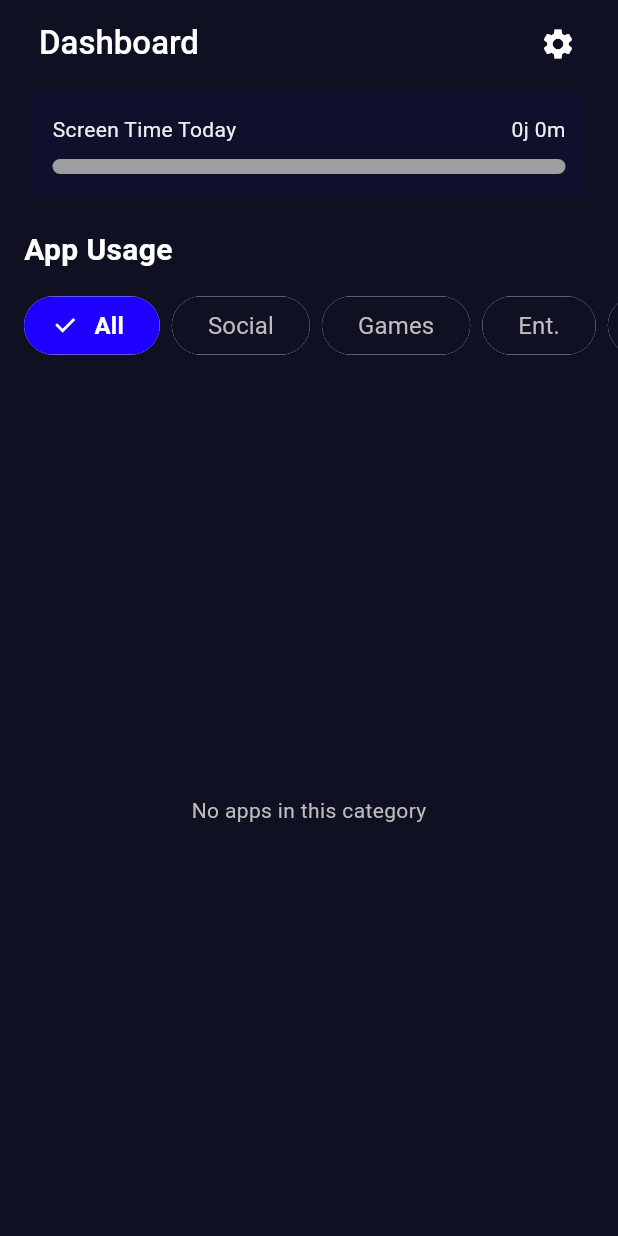
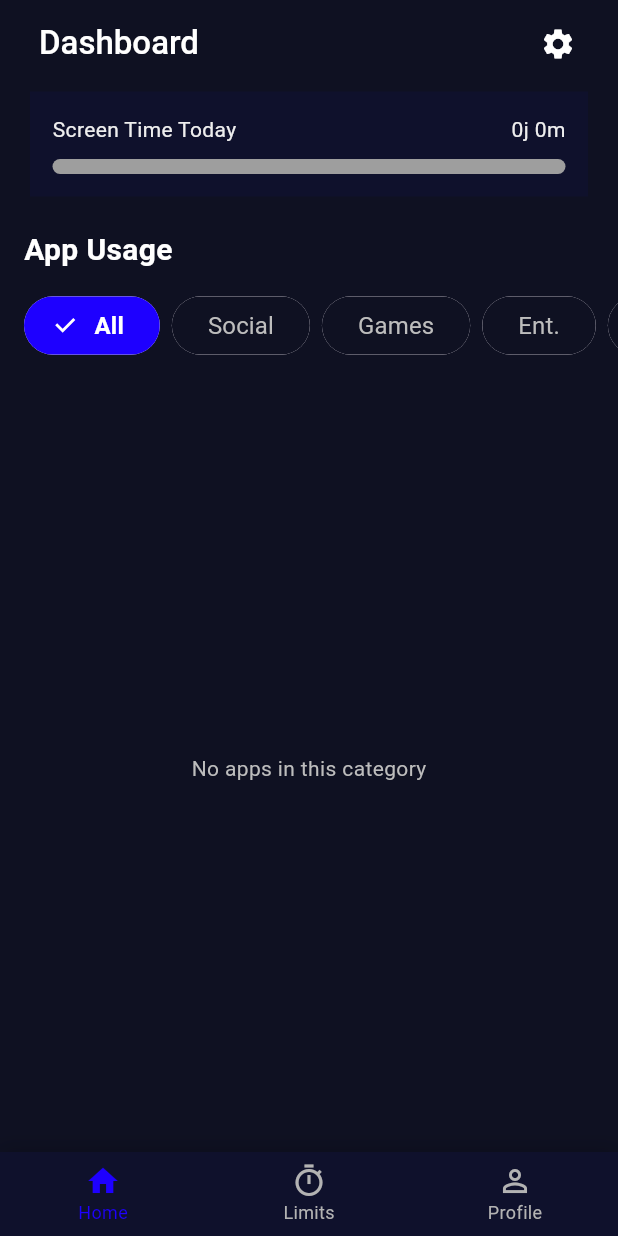
Before and after one commit to achmichael/UAS-Mobile, a Flutter app: the Dashboard screen opened by its route, on a phone screen of 412 x 824 dp. Run offline on Flutter 3.47's test engine with Material 3 defaults, Android fonts, the light colour scheme and no system bars; our stand-ins replace flutter_secure_storage, flutter_svg; missing offline and left inert: app_usage, art_sweetalert_new, installed_apps, screen_time; accounts and stored records are empty.

Commit message:
feat (components): Implement bottom navigation and refactor Dashboard layout for improved navigation

```diff
--- a/lib/screens/dashboard.dart
+++ b/lib/screens/dashboard.dart
@@ -17,6 +17,7 @@ class Dashboard extends StatefulWidget {
 class _DashboardState extends State<Dashboard> {
   List<AppUsageWithIcon> apps = [];
   Duration screenTime = Duration.zero;
+  int _currentIndex = 0;
 
   @override
   void initState() {
@@ -38,22 +39,111 @@ class _DashboardState extends State<Dashboard> {
     });
   }
 
+  Widget _getPage(int index) {
+    switch (index) {
+      case 0:
+        return _buildHomePage();
+      case 1:
+        return _buildLimitsPage();
+      case 2:
+        return _buildProfilePage();
+      default:
+        return _buildHomePage();
+    }
+  }
+
+  Widget _buildHomePage() {
+    return Column(
+      children: [
+        ScreenTimeBar(screenTime: screenTime),
+        Expanded(child: ListItem(items: apps)),
+      ],
+    );
+  }
+
+  Widget _buildLimitsPage() {
+    return const Center(
+      child: Text(
+        'Limits Page',
+        style: TextStyle(
+          color: AppColors.white,
+          fontSize: 24,
+          fontWeight: FontWeight.bold,
+        ),
+      ),
+    );
+  }
+
+  Widget _buildProfilePage() {
+    return const Center(
+      child: Text(
+        'Profile Page',
+        style: TextStyle(
+          color: AppColors.white,
+          fontSize: 24,
+          fontWeight: FontWeight.bold,
+        ),
+      ),
+    );
+  }
+
   @override
   Widget build(BuildContext context) {
     return Scaffold(
       backgroundColor: AppColors.darkNavy,
       appBar: CustomAppBar(
-        title: 'Dashboard',
-        onSettingsPressed: () {
-
-        },
+        title: _currentIndex == 0
+            ? 'Dashboard'
+            : _currentIndex == 1
+                ? 'Limits'
+                : 'Profile',
+        onSettingsPressed: () {},
         backgroundColor: AppColors.darkNavy,
       ),
       body: Center(
-        child: Column(
-          children: [
-            ScreenTimeBar(screenTime: screenTime),
-            Expanded(child: ListItem(items: apps)),
+        child: _getPage(_currentIndex),
+      ),
+      bottomNavigationBar: Container(
+        decoration: BoxDecoration(
+          color: AppColors.navyTone,
+          boxShadow: [
+            BoxShadow(
+              color: Colors.black.withOpacity(0.2),
+              blurRadius: 10,
+              offset: const Offset(0, -2),
+            ),
+          ],
+        ),
+        child: BottomNavigationBar(
+          currentIndex: _currentIndex,
+          onTap: (index) {
+            setState(() {
+              _currentIndex = index;
+            });
+          },
+          backgroundColor: Colors.transparent,
+          elevation: 0,
+          type: BottomNavigationBarType.fixed,
+          selectedItemColor: AppColors.primary,
+          unselectedItemColor: AppColors.muted,
+          selectedFontSize: 12,
+          unselectedFontSize: 12,
+          items: const [
+            BottomNavigationBarItem(
+              icon: Icon(Icons.home_outlined),
+              activeIcon: Icon(Icons.home),
+              label: 'Home',
+            ),
+            BottomNavigationBarItem(
+              icon: Icon(Icons.timer_outlined),
+              activeIcon: Icon(Icons.timer),
+              label: 'Limits',
+            ),
+            BottomNavigationBarItem(
+              icon: Icon(Icons.person_outline),
+              activeIcon: Icon(Icons.person),
+              label: 'Profile',
+            ),
           ],
         ),
       ),
```
